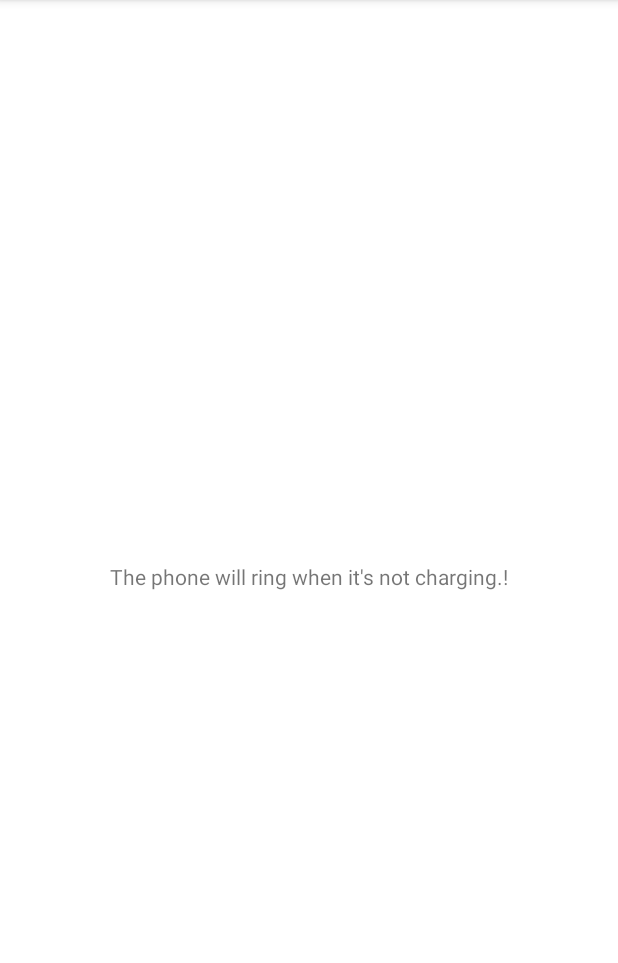
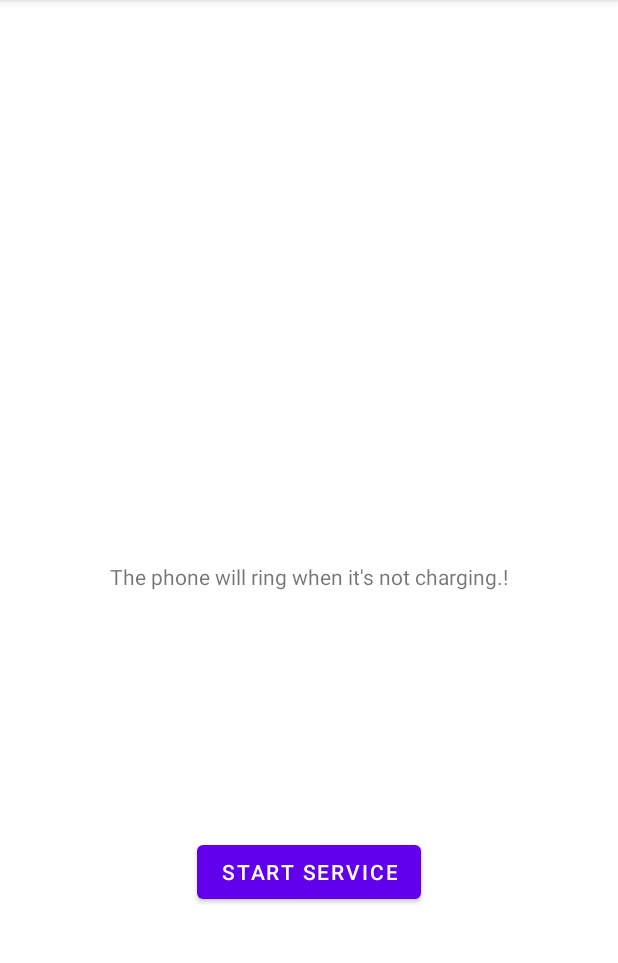
Before and after one commit to MohammedTaherR/Alarm, an Android app: the screen it shows after launch (MainActivity), on a phone screen of 412 x 824 dp, the part 84-1047 px from its top. Run offline under Robolectric (Android 15) with nearby library versions, the phone set to English and light mode, and no system bars.

Commit message:
BackGround Service Included

```diff
--- a/app/src/main/java/com/example/alarm/MainActivity.java
+++ b/app/src/main/java/com/example/alarm/MainActivity.java
@@ -1,15 +1,15 @@
 package com.example.alarm;
 
 
+import android.app.ActivityManager;
 import android.content.BroadcastReceiver;
 import android.content.Context;
 import android.content.Intent;
-import android.content.IntentFilter;
-import android.media.MediaPlayer;
-import android.os.BatteryManager;
+import android.content.SharedPreferences;
 import android.os.Bundle;
 import android.os.Handler;
-import android.os.Looper;
+import android.view.View;
+import android.widget.Button;
 import android.widget.Toast;
 
 import androidx.appcompat.app.AppCompatActivity;
@@ -24,101 +24,123 @@ public class MainActivity extends AppCompatActivity {
     protected void onCreate(Bundle savedInstanceState) {
         super.onCreate(savedInstanceState);
         setContentView(R.layout.activity_main);
-        handler = new Handler();
-        statusChecker = new Runnable() {
+
+        Button btn = findViewById(R.id.button);
+        SharedPreferences sharedPreferences = getSharedPreferences("MySharedPref",MODE_PRIVATE);
+        SharedPreferences.Editor myEdit = sharedPreferences.edit();
+        String s1 = sharedPreferences.getString("service", "Start Service");
+        btn.setText((s1));
+        btn.setOnClickListener(new View.OnClickListener() {
             @Override
-            public void run() {
-                checkChargingStatus();
-                handler.postDelayed(this, 1000);
+            public void onClick(View view) {
+                if(btn.getText().equals("Start Service")) {
+                    btn.setText("STOP SERVICE");
+                    myEdit.putString("service","Stop Service");
+                    myEdit.commit();
+
+                    Intent serviceIntent = new Intent(MainActivity.this, MyForegroundService.class);
+                    startForegroundService(serviceIntent);
+                    foregroundServiceRunning();
+                    Toast.makeText(MainActivity.this, "Service Started", Toast.LENGTH_SHORT).show();
+                }else{
+                    btn.setText("Start Service");
+                    myEdit.putString("service","Start Service");
+                    myEdit.commit();
+                    Intent serviceIntent = new Intent(MainActivity.this, MyForegroundService.class);
+                    stopService(serviceIntent);
+                    Toast.makeText(MainActivity.this, "Service Stopped", Toast.LENGTH_SHORT).show();
+                }
             }
-        };
-        registerChargingReceiver();
-        handler.post(statusChecker);
+        });
+    } public boolean foregroundServiceRunning(){
+        ActivityManager activityManager = (ActivityManager) getSystemService(Context.ACTIVITY_SERVICE);
+        for(ActivityManager.RunningServiceInfo service: activityManager.getRunningServices(Integer.MAX_VALUE)) {
+            if(MyForegroundService.class.getName().equals(service.service.getClassName())) {
+                return true;
+            }
+        }
+        return false;
     }
 
 
-    private void registerChargingReceiver() {
-        chargingReceiver = new BroadcastReceiver() {
-            @Override
-            public void onReceive(Context context, Intent intent) {
-                // Check the charging status and display Toast
-                checkChargingStatus();
-            }
-        };
-        IntentFilter filter = new IntentFilter(Intent.ACTION_BATTERY_CHANGED);
-        registerReceiver(chargingReceiver, filter);
-    }
-    private MediaPlayer music;
-    private boolean charge= true;
-    private void checkChargingStatus() {
+//        handler = new Handler();
+//        statusChecker = new Runnable() {
+//            @Override
+//            public void run() {
+//                checkChargingStatus();
+//                handler.postDelayed(this, 1000);
+//
+//            }
+//        };
+//        registerChargingReceiver();
+//        handler.post(statusChecker);
+//    }
+
+
+//    private void registerChargingReceiver() {
+//        chargingReceiver = new BroadcastReceiver() {
+//            @Override
+//            public void onReceive(Context context, Intent intent) {
+//                checkChargingStatus();
+//            }
+//        };
+//        IntentFilter filter = new IntentFilter(Intent.ACTION_BATTERY_CHANGED);
+//        registerReceiver(chargingReceiver, filter);
+//    }
+//    private MediaPlayer music;
+//    private boolean charge= true;
+//    private void checkChargingStatus() {
+//
 //        int status = getBatteryStatus();
-//        MediaPlayer music = MediaPlayer.create(MainActivity.this, R.raw.audio);
 //        boolean isCharging = status == BatteryManager.BATTERY_STATUS_CHARGING ||
 //                status == BatteryManager.BATTERY_STATUS_FULL;
+//
 //        if (isCharging) {
-//            music.stop();
-//            music.release();
-////            if(music.isPlaying()){
-////            Looper.myLooper().quit();}
+//            if (music != null && music.isPlaying()) {
+//                music.stop();
+////                music.release();
+//                music = null;
+//            }
+//            if(charge==true){
 //            showToast("Device is charging");
+//                charge  = false;
+//            }
+//
 //        } else {
-//            music.start();
-//            showToast("Device is not charging");
+//            if (music == null) {
+//                if(charge == false){
+//                    showToast("Device is not charging");
+//                    charge = true;
+//                }
+//                // Initialize the MediaPlayer if not already initialized
+//                music = MediaPlayer.create(MainActivity.this, R.raw.audio);
+//                music.setOnPreparedListener(new MediaPlayer.OnPreparedListener() {
+//                    @Override
+//                    public void onPrepared(MediaPlayer mediaPlayer) {
+//                        music.start();
+//
+//                    }
+//                });
+//            } else {
+//                if(charge == false){
+//                    showToast("Device is not charging");
+//                    charge = true;
+//                }
+//                music.start();
+//
+//            }
+//
 //        }
+//    }
+//
+//    private int getBatteryStatus() {
+//        IntentFilter ifilter = new IntentFilter(Intent.ACTION_BATTERY_CHANGED);
+//        Intent batteryStatus = registerReceiver(null, ifilter);
+//        return batteryStatus.getIntExtra(BatteryManager.EXTRA_STATUS, -1);
+//    }
+//
+//    private void showToast(String message) {
+//        Toast.makeText(this, message, Toast.LENGTH_SHORT).show();
 
 
-        int status = getBatteryStatus();
-        boolean isCharging = status == BatteryManager.BATTERY_STATUS_CHARGING ||
-                status == BatteryManager.BATTERY_STATUS_FULL;
-
-        if (isCharging) {
-            if (music != null && music.isPlaying()) {
-                music.stop();
-//                music.release();  // Release the MediaPlayer resources
-                music = null;
-            }
-            if(charge==true){
-            showToast("Device is charging");
-                charge  = false;
-            }
-
-        } else {
-            if (music == null) {
-                if(charge == false){
-                    showToast("Device is not charging");
-                    charge = true;
-                }
-                // Initialize the MediaPlayer if not already initialized
-                music = MediaPlayer.create(MainActivity.this, R.raw.audio);
-                music.setOnPreparedListener(new MediaPlayer.OnPreparedListener() {
-                    @Override
-                    public void onPrepared(MediaPlayer mediaPlayer) {
-                        // Start playing the music once prepared
-
-                        music.start();
-
-                    }
-                });
-            } else {
-                // If MediaPlayer is already initialized, start playing the music
-                if(charge == false){
-                    showToast("Device is not charging");
-                    charge = true;
-                }
-                music.start();
-
-            }
-
-        }
-    }
-
-    private int getBatteryStatus() {
-        IntentFilter ifilter = new IntentFilter(Intent.ACTION_BATTERY_CHANGED);
-        Intent batteryStatus = registerReceiver(null, ifilter);
-        return batteryStatus.getIntExtra(BatteryManager.EXTRA_STATUS, -1);
-    }
-
-    private void showToast(String message) {
-        Toast.makeText(this, message, Toast.LENGTH_SHORT).show();
-    }
 }
--- a/app/src/main/res/layout/activity_main.xml
+++ b/app/src/main/res/layout/activity_main.xml
@@ -16,4 +16,15 @@
         app:layout_constraintStart_toStartOf="parent"
         app:layout_constraintTop_toTopOf="parent" />
 
+    <Button
+        android:id="@+id/button"
+        android:layout_width="wrap_content"
+        android:layout_height="wrap_content"
+        android:text="Start Service"
+        app:layout_constraintBottom_toBottomOf="parent"
+        app:layout_constraintEnd_toEndOf="parent"
+        app:layout_constraintStart_toStartOf="parent"
+        app:layout_constraintTop_toBottomOf="@+id/textview" />
+
+
 </androidx.constraintlayout.widget.ConstraintLayout>
```
Also changed, not shown: app/src/main/AndroidManifest.xml (+12 -0 lines), app/src/main/java/com/example/alarm/App.java (added, +17 -0 lines), app/src/main/java/com/example/alarm/Charge.java (deleted, +0 -67 lines), app/src/main/java/com/example/alarm/MyForegroundService.java (added, +140 -0 lines).
